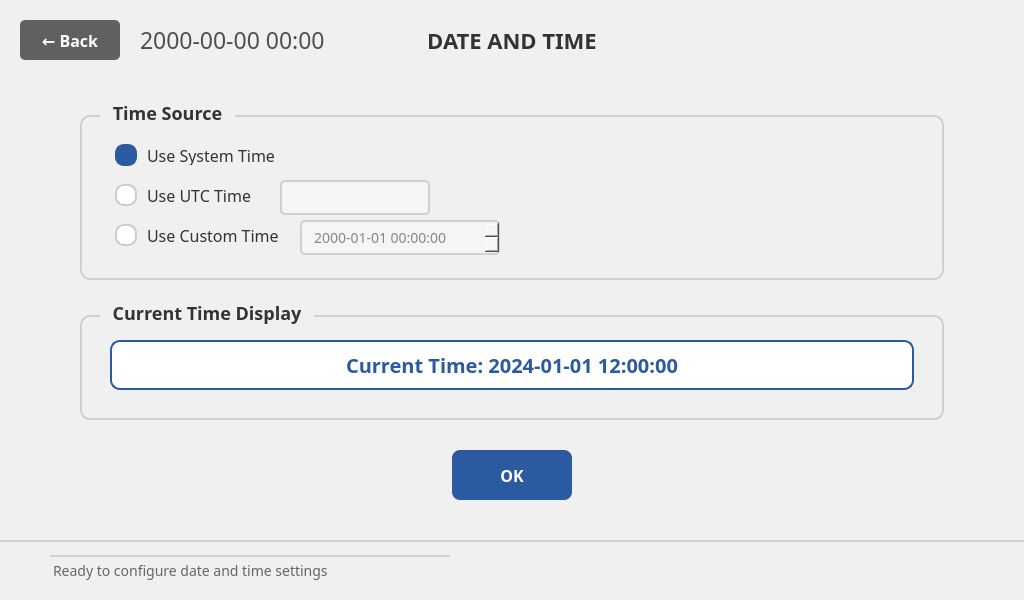
Above: ui/Settings/DateTimeSettingsViewWindow.ui from eguruno1/calth_reader before the change. Below: the same form after it.
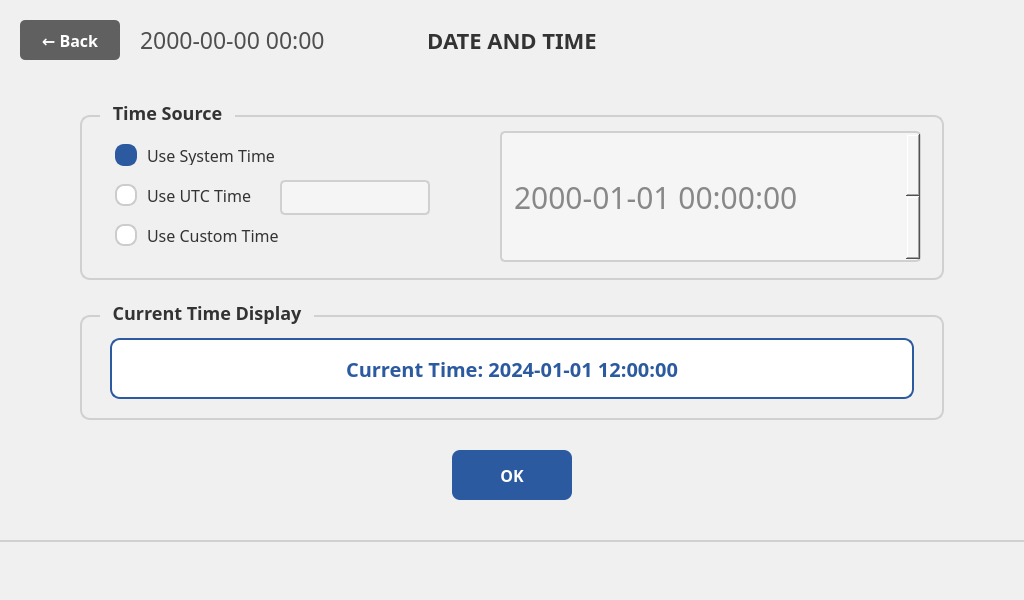
That is the form after the change.

```diff
--- a/ui/Settings/DateTimeSettingsViewWindow.ui
+++ b/ui/Settings/DateTimeSettingsViewWindow.ui
@@ -349,21 +349,21 @@
      </property>
      <property name="geometry">
       <rect>
-       <x>220</x>
-       <y>120</y>
-       <width>200</width>
-       <height>35</height>
+       <x>420</x>
+       <y>31</y>
+       <width>421</width>
+       <height>131</height>
       </rect>
      </property>
      <property name="font">
       <font>
        <family>Pretendard</family>
-       <pointsize>14</pointsize>
+       <pointsize>30</pointsize>
       </font>
      </property>
      <property name="styleSheet">
       <string notr="true">QDateTimeEdit {
-    font-size: 14px;
+    font-size: 30px;
     border: 2px solid #d0d0d0;
     border-radius: 5px;
     padding: 5px 10px;
@@ -420,9 +420,9 @@
      <property name="geometry">
       <rect>
        <x>30</x>
-       <y>40</y>
+       <y>38</y>
        <width>804</width>
-       <height>50</height>
+       <height>61</height>
       </rect>
      </property>
      <property name="font">
@@ -505,31 +505,6 @@
     border-top: 2px solid #d0d0d0;
 }</string>
     </property>
-    <widget class="QLabel" name="label_status">
-     <property name="geometry">
-      <rect>
-       <x>50</x>
-       <y>15</y>
-       <width>400</width>
-       <height>30</height>
-      </rect>
-     </property>
-     <property name="font">
-      <font>
-       <family>Pretendard</family>
-       <pointsize>14</pointsize>
-      </font>
-     </property>
-     <property name="styleSheet">
-      <string notr="true">QLabel {
-    font-size: 14px;
-    color: #666666;
-}</string>
-     </property>
-     <property name="text">
-      <string>Ready to configure date and time settings</string>
-     </property>
-    </widget>
    </widget>
   </widget>
  </widget>
```
